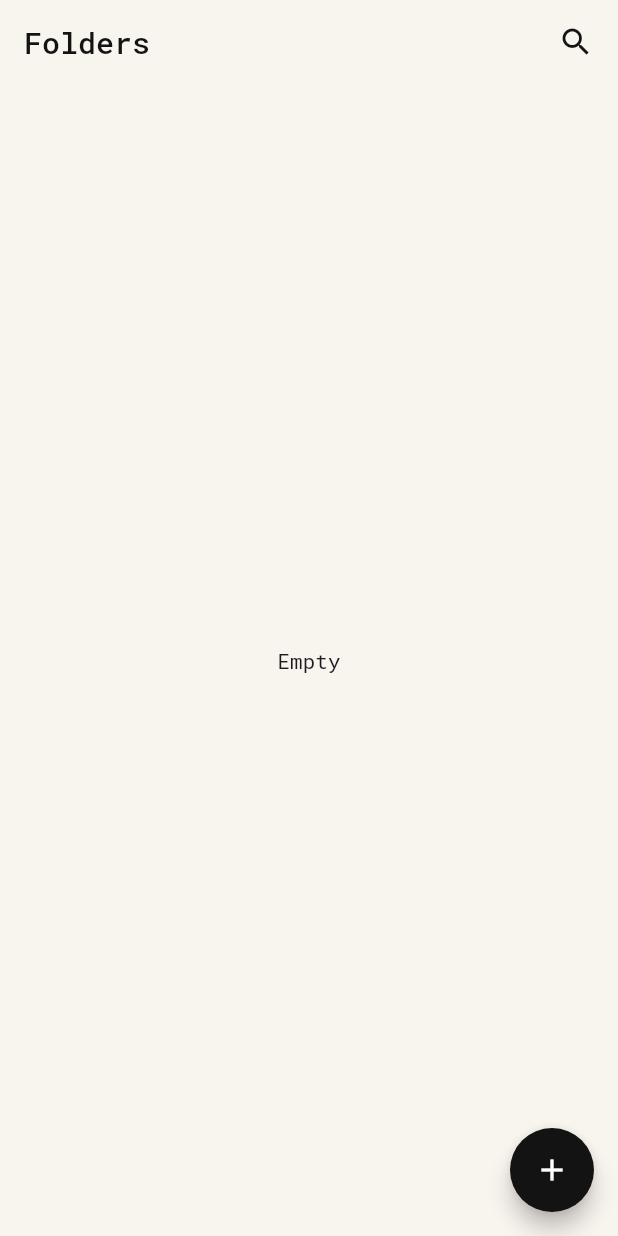
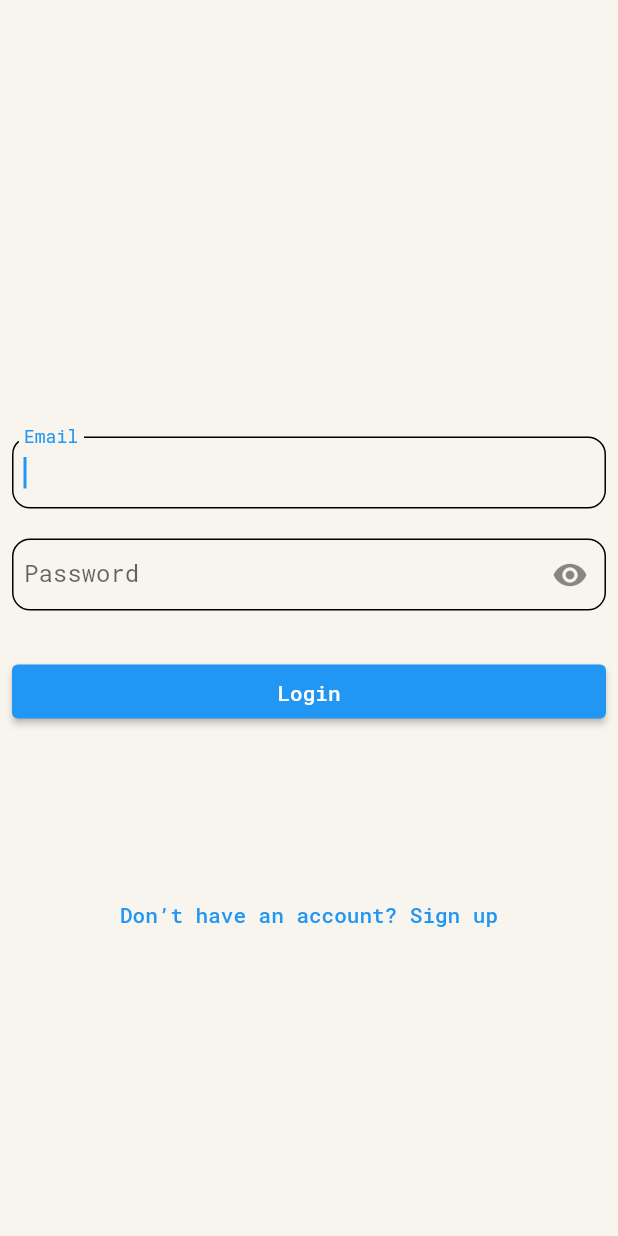
Before and after one commit to mdrazadev/notes-app, a Flutter app: the screen it shows after launch, on a phone screen of 412 x 824 dp. Run offline on Flutter 3.47's test engine with Material 3 defaults, Android fonts, the phone set to English and light mode, and no system bars; our stand-ins replace firebase_auth, firebase_core, get, google_fonts, permission_handler; accounts and stored records are empty; generated files the repository leaves out were written again.

Commit message:
added login using firebase

```diff
--- a/lib/res/routes/app_routes.dart
+++ b/lib/res/routes/app_routes.dart
@@ -1,14 +1,28 @@
 import 'package:get/get.dart';
 import 'package:notes_app/res/routes/routes_name.dart';
+import 'package:notes_app/screens/login/auth_binding.dart';
+import 'package:notes_app/screens/login/auth_v.dart';
 import 'package:notes_app/screens/files/files_bindings.dart';
 import 'package:notes_app/screens/files/files_v.dart';
+import 'package:notes_app/screens/files/notepad_v.dart';
 import 'package:notes_app/screens/home/home_binding.dart';
 import 'package:notes_app/screens/home/home_v.dart' show HomeV;
+import 'package:notes_app/screens/login/login_v.dart';
 import 'package:notes_app/screens/splash/splash_v.dart' show SplashV;
 
 class AppRoutes {
   static List<GetPage<dynamic>> get getRoutes => [
     GetPage(name: RoutesName.splash, page: () => SplashV()),
+    GetPage(
+      name: RoutesName.login,
+      page: () => LoginV(),
+      binding: AuthBinding(),
+    ),
+    GetPage(
+      name: RoutesName.auth,
+      page: () => AuthV(),
+      bindings: [AuthBinding(), HomeBinding()],
+    ),
     GetPage(name: RoutesName.home, page: () => HomeV(), binding: HomeBinding()),
     GetPage(
       name: RoutesName.files,
@@ -17,5 +31,10 @@ class AppRoutes {
       },
       binding: FilesBindings(),
     ),
+    GetPage(
+      name: RoutesName.notepad,
+      page: () => NotepadV(),
+      binding: FilesBindings(),
+    ),
   ];
 }
--- a/lib/res/routes/routes_name.dart
+++ b/lib/res/routes/routes_name.dart
@@ -1,5 +1,8 @@
 class RoutesName {
   static const String splash = "/";
+  static const String login = "/login";
+  static const String auth = "/auth";
   static const String home = "/home";
   static const String files = "/files";
+  static const String notepad = "/notepad";
 }
--- /dev/null
+++ b/lib/res/services/auth_service.dart
@@ -0,0 +1,44 @@
+import 'package:firebase_auth/firebase_auth.dart';
+import 'package:notes_app/res/mixins/logger_mixin.dart';
+
+class AuthService with LoggerMixin {
+  final FirebaseAuth _auth = FirebaseAuth.instance;
+
+  // SIGN UP:
+  Future<User?> signUp(String email, String password) async {
+    try {
+      UserCredential result = await _auth.createUserWithEmailAndPassword(
+        email: email,
+        password: password,
+      );
+
+      return result.user;
+    } catch (e) {
+      logError(e.toString());
+      return null;
+    }
+  }
+
+  // LOGIN:
+  Future<User?> login(String email, String password) async {
+    try {
+      UserCredential result = await _auth.signInWithEmailAndPassword(
+        email: email,
+        password: password,
+      );
+
+      return result.user;
+    } catch (e) {
+      logError(e.toString());
+      return null;
+    }
+  }
+
+  // LOGOUT:
+  Future<void> logout() async {
+    await _auth.signOut();
+  }
+
+  // STREAM FOR AUTH CHANGE:
+  Stream<User?> get userChanges => _auth.authStateChanges();
+}
--- a/lib/screens/home/home_v.dart
+++ b/lib/screens/home/home_v.dart
@@ -20,10 +20,8 @@ class HomeV extends StatelessWidget {
         foregroundColor: theme.colorScheme.blacktheme,
         elevation: 0,
         actions: [
-          Padding(
-            padding: const EdgeInsets.only(right: 4.0),
-            child: IconButton(onPressed: () {}, icon: Icon(Icons.search)),
-          ),
+          IconButton(onPressed: () {}, icon: Icon(Icons.search)),
+          IconButton(onPressed: vm.logout, icon: Icon(Icons.logout)),
         ],
       ),
       floatingActionButton: Obx(
--- /dev/null
+++ b/lib/screens/login/auth_binding.dart
@@ -0,0 +1,9 @@
+import 'package:get/get.dart';
+import 'package:notes_app/screens/login/auth_vm.dart';
+
+class AuthBinding extends Bindings {
+  @override
+  void dependencies() {
+    Get.lazyPut<AuthVM>(() => AuthVM());
+  }
+}
--- /dev/null
+++ b/lib/screens/login/auth_v.dart
@@ -0,0 +1,24 @@
+import 'package:firebase_auth/firebase_auth.dart';
+import 'package:flutter/material.dart';
+import 'package:notes_app/screens/home/home_v.dart';
+import 'package:notes_app/screens/login/login_v.dart';
+
+class AuthV extends StatelessWidget {
+  const AuthV({super.key});
+
+  @override
+  Widget build(BuildContext context) {
+    return Scaffold(
+      body: StreamBuilder<User?>(
+        stream: FirebaseAuth.instance.authStateChanges(),
+        builder: (context, snapshot) {
+          if (snapshot.hasData) {
+            return const HomeV();
+          }
+
+          return LoginV();
+        },
+      ),
+    );
+  }
+}
--- /dev/null
+++ b/lib/screens/login/auth_vm.dart
@@ -0,0 +1,78 @@
+// ignore_for_file: use_build_context_synchronously
+
+import 'package:flutter/cupertino.dart';
+import 'package:get/get.dart';
+import 'package:notes_app/res/mixins/logger_mixin.dart';
+import 'package:notes_app/res/routes/routes_name.dart';
+import 'package:notes_app/res/services/auth_service.dart';
+import 'package:notes_app/res/utils/snackbar_utils.dart';
+
+class AuthVM extends GetxController with LoggerMixin {
+  RxBool isLoading = false.obs;
+  RxBool isLogin = true.obs;
+  RxBool isPassVisible = false.obs;
+
+  final AuthService _authService = AuthService();
+
+  final TextEditingController emailController = TextEditingController();
+  final TextEditingController passwordController = TextEditingController();
+  final FocusNode passwordFocusnode = FocusNode();
+
+  final GlobalKey<FormState> formKey = GlobalKey<FormState>();
+
+  Future<void> login(BuildContext context) async {
+    isLoading.value = true;
+    _authService
+        .login(emailController.text.trim(), passwordController.text)
+        .then((response) {
+          if (response != null) {
+            isLoading.value = false;
+            logDebug("Login successfully");
+            Get.offAllNamed(RoutesName.home);
+          } else {
+            isLoading.value = false;
+            logDebug("Login failed");
+            SnackbarUtils.bottomSnackbar(
+              context,
+              "Email or password is incorrect",
+            );
+          }
+        })
+        .onError((error, stackTrace) {
+          isLoading.value = false;
+          SnackbarUtils.bottomSnackbar(
+            context,
+            error.toString(),
+            isDangerous: true,
+          );
+        });
+  }
+
+  Future<void> signUp(BuildContext context) async {
+    _authService
+        .signUp(emailController.text.trim(), passwordController.text)
+        .then((response) {
+          if (response != null) {
+            isLogin.value = true;
+            isLoading.value = false;
+            logDebug("Sign up successfully");
+          } else {
+            isLoading.value = false;
+            logDebug("Sign up failed");
+            SnackbarUtils.bottomSnackbar(
+              context,
+              "Email or password is incorrect",
+            );
+          }
+        })
+        .onError((error, stackTrace) {
+          isLoading.value = false;
+          logDebug("Sign up failed");
+          SnackbarUtils.bottomSnackbar(
+            context,
+            error.toString(),
+            isDangerous: true,
+          );
+        });
+  }
+}
--- /dev/null
+++ b/lib/screens/login/login_v.dart
@@ -0,0 +1,119 @@
+import 'package:flutter/material.dart';
+import 'package:get/get.dart';
+import 'package:notes_app/res/widgets/loaders/loader_widget.dart';
+import 'package:notes_app/screens/login/auth_vm.dart';
+
+class LoginV extends StatelessWidget {
+  const LoginV({super.key});
+
+  @override
+  Widget build(BuildContext context) {
+    final vm = Get.find<AuthVM>();
+    return Scaffold(
+      body: Obx(
+        () =>
+            vm.isLoading.value
+                ? LoaderWidget()
+                : Padding(
+                  padding: const EdgeInsets.all(8.0),
+                  child: Form(
+                    key: vm.formKey,
+                    child: Column(
+                      mainAxisAlignment: MainAxisAlignment.center,
+                      children: [
+                        SizedBox(height: 100),
+                        TextFormField(
+                          controller: vm.emailController,
+                          keyboardType: TextInputType.emailAddress,
+                          autofocus: true,
+                          decoration: InputDecoration(
+                            labelText: "Email",
+                            border: InputBorder.none,
+                            // isDense: true,
+                            contentPadding: EdgeInsets.only(left: 8),
+                            enabledBorder: OutlineInputBorder(
+                              borderRadius: BorderRadius.circular(12),
+                            ),
+                            focusedBorder: OutlineInputBorder(
+                              borderRadius: BorderRadius.circular(12),
+                            ),
+                            errorBorder: OutlineInputBorder(
+                              borderRadius: BorderRadius.circular(12),
+                              borderSide: BorderSide(
+                                color: Theme.of(context).colorScheme.error,
+                              ),
+                            ),
+                          ),
+                          onFieldSubmitted:
+                              (value) => vm.passwordFocusnode.requestFocus(),
+                        ),
+                        SizedBox(height: 20),
+                        TextFormField(
+                          obscureText: !vm.isPassVisible.value,
+                          controller: vm.passwordController,
+                          focusNode: vm.passwordFocusnode,
+                          decoration: InputDecoration(
+                            labelText: "Password",
+                            border: InputBorder.none,
+                            // isDense: true,
+                            contentPadding: EdgeInsets.only(left: 8),
+                            enabledBorder: OutlineInputBorder(
+                              borderRadius: BorderRadius.circular(12),
+                            ),
+                            focusedBorder: OutlineInputBorder(
+                              borderRadius: BorderRadius.circular(12),
+                            ),
+                            errorBorder: OutlineInputBorder(
+                              borderRadius: BorderRadius.circular(12),
+                              borderSide: BorderSide(
+                                color: Theme.of(context).colorScheme.error,
+                              ),
+                            ),
+                            suffixIcon: IconButton(
+                              onPressed: () {
+                                vm.isPassVisible.value =
+                                    !vm.isPassVisible.value;
+                              },
+                              icon: Obx(
+                                () =>
+                                    vm.isPassVisible.value
+                                        ? Icon(Icons.visibility_off)
+                                        : Icon(Icons.visibility),
+                              ),
+                            ),
+                          ),
+                        ),
+                        SizedBox(height: 30),
+                        SizedBox(
+                          width: Get.width,
+                          child: ElevatedButton(
+                            onPressed:
+                                () =>
+                                    vm.isLogin.value
+                                        ? vm.login(context)
+                                        : vm.signUp(context),
+                            child: Obx(
+                              () => Text(vm.isLogin.value ? "Login" : "Signup"),
+                            ),
+                          ),
+                        ),
+
+                        SizedBox(height: 100),
+                        TextButton(
+                          onPressed: () => vm.isLogin.value = !vm.isLogin.value,
+                          child: Obx(
+                            () => Text(
+                              vm.isLogin.value
+                                  ? "Don’t have an account? Sign up"
+                                  : "Already have an account? Login",
+                            ),
+                          ),
+                        ),
+                      ],
+                    ),
+                  ),
+                ),
+      ),
+    );
+  }
+}
--- a/lib/screens/splash/splash_v.dart
+++ b/lib/screens/splash/splash_v.dart
@@ -14,7 +14,7 @@ class _SplashVState extends State<SplashV> {
   void initState() {
     super.initState();
     Future.delayed(const Duration(seconds: 2), () {
-      Get.offAllNamed(RoutesName.home);
+      Get.offAllNamed(RoutesName.auth);
     });
   }
 
--- a/pubspec.yaml
+++ b/pubspec.yaml
@@ -35,6 +35,9 @@ dependencies:
   # Use with the CupertinoIcons class for iOS style icons.
   cupertino_icons: ^1.0.8
   firebase_core: ^4.1.1
+  firebase_auth: ^6.1.1
+  cloud_firestore: ^6.0.3
+  firebase_storage: ^13.0.3
   get: ^4.7.2
   google_fonts: ^6.3.2
   path_provider: ^2.1.5
```
Also changed, not shown: lib/screens/files/notepad_v.dart (added, +13 -0 lines), lib/screens/home/home_vm.dart (+10 -0 lines), 3 other files.
